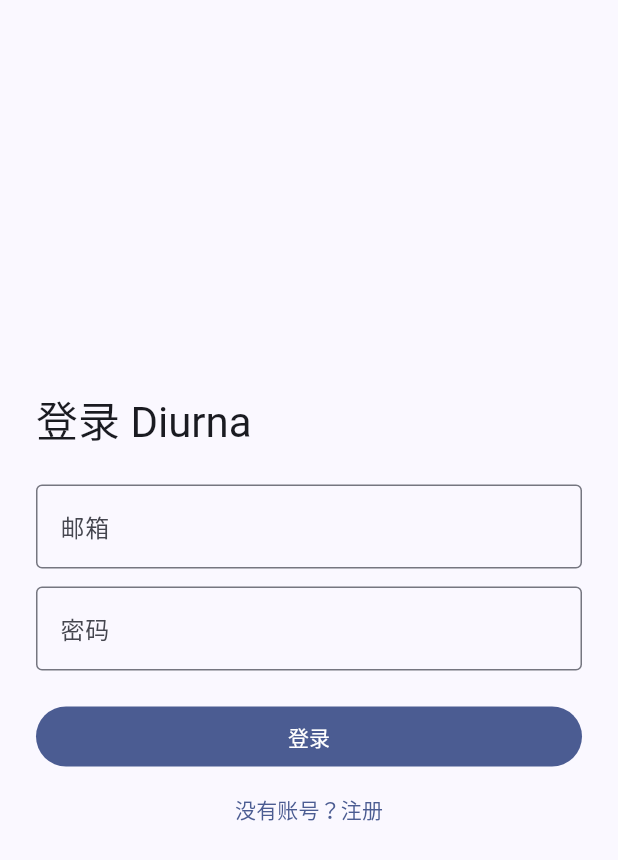
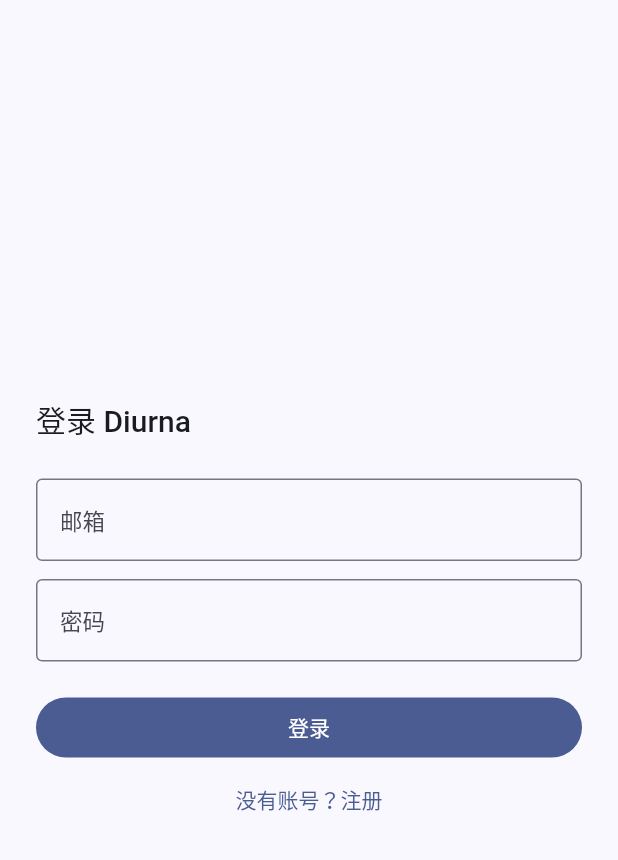
Before and after one commit to Lhai0704/diurna, a Flutter app: the screen it shows after launch, on a phone screen of 412 x 824 dp. Shown: the top 860 px of the screen. Run offline on Flutter 3.47's test engine with Material 3 defaults, Android fonts, the phone set to English and light mode, and no system bars; our stand-ins replace flutter_dotenv, flutter_riverpod, go_router, supabase_flutter; accounts and stored records are empty; Roboto replaces fonts that are missing (Microsoft YaHei UI).

Commit message:
Improve theme typography and calendar UX on Windows home
Prefer CJK-friendly fonts and a two-weight type scale, center the month calendar on today, and polish task labels/styles.

```diff
--- a/lib/app/theme.dart
+++ b/lib/app/theme.dart
@@ -1,19 +1,85 @@
 import 'package:flutter/material.dart';
 
+/// Shared type scale for the whole app.
+///
+/// Chinese UI fonts often only ship Regular/Bold, so mixed Material weights
+/// (w400/w500/w700) look uneven. Keep hierarchy by size and color, with at
+/// most two weights: regular for body, medium for titles.
 ThemeData buildAppTheme() {
   final colorScheme = ColorScheme.fromSeed(
     seedColor: const Color(0xFF2563EB),
     brightness: Brightness.light,
   );
 
+  // Prefer clear CJK system fonts on Windows, then common cross-platform fallbacks.
+  const fontFamily = 'Microsoft YaHei UI';
+  const fontFamilyFallback = <String>[
+    'Microsoft YaHei',
+    'Noto Sans SC',
+    'PingFang SC',
+    'Segoe UI',
+    'sans-serif',
+  ];
+
+  TextStyle style(
+    double size, {
+    FontWeight weight = FontWeight.w400,
+    double height = 1.45,
+    Color? color,
+  }) {
+    return TextStyle(
+      fontFamily: fontFamily,
+      fontFamilyFallback: fontFamilyFallback,
+      fontSize: size,
+      fontWeight: weight,
+      height: height,
+      color: color,
+      letterSpacing: 0,
+    );
+  }
+
+  final onSurface = colorScheme.onSurface;
+  final onSurfaceVariant = colorScheme.onSurfaceVariant;
+
+  final textTheme = TextTheme(
+    displayLarge: style(28, weight: FontWeight.w500, height: 1.3, color: onSurface),
+    displayMedium: style(24, weight: FontWeight.w500, height: 1.3, color: onSurface),
+    displaySmall: style(22, weight: FontWeight.w500, height: 1.3, color: onSurface),
+    headlineLarge: style(22, weight: FontWeight.w500, height: 1.3, color: onSurface),
+    headlineMedium: style(20, weight: FontWeight.w500, height: 1.3, color: onSurface),
+    headlineSmall: style(18, weight: FontWeight.w500, height: 1.35, color: onSurface),
+    titleLarge: style(17, weight: FontWeight.w500, height: 1.35, color: onSurface),
+    titleMedium: style(15, weight: FontWeight.w500, height: 1.35, color: onSurface),
+    titleSmall: style(14, weight: FontWeight.w500, height: 1.35, color: onSurface),
+    bodyLarge: style(15, height: 1.55, color: onSurface),
+    bodyMedium: style(14, height: 1.5, color: onSurface),
+    bodySmall: style(12, height: 1.45, color: onSurfaceVariant),
+    labelLarge: style(14, weight: FontWeight.w500, height: 1.35, color: onSurface),
+    labelMedium: style(12, height: 1.35, color: onSurfaceVariant),
+    labelSmall: style(11, height: 1.3, color: onSurfaceVariant),
+  );
+
   return ThemeData(
     colorScheme: colorScheme,
     useMaterial3: true,
+    fontFamily: fontFamily,
+    fontFamilyFallback: fontFamilyFallback,
+    textTheme: textTheme,
+    primaryTextTheme: textTheme,
+    visualDensity: VisualDensity.standard,
     inputDecorationTheme: const InputDecorationTheme(
       border: OutlineInputBorder(),
     ),
     cardTheme: const CardThemeData(
       margin: EdgeInsets.symmetric(horizontal: 16, vertical: 6),
     ),
+    appBarTheme: AppBarTheme(
+      titleTextStyle: textTheme.titleLarge,
+      toolbarTextStyle: textTheme.bodyMedium,
+    ),
+    listTileTheme: ListTileThemeData(
+      titleTextStyle: textTheme.bodyLarge,
+      subtitleTextStyle: textTheme.bodySmall,
+    ),
   );
 }
--- a/lib/features/tasks/presentation/task_list_page.dart
+++ b/lib/features/tasks/presentation/task_list_page.dart
@@ -91,7 +91,10 @@
         title: Text(
           task.title,
           style: task.isCompleted
-              ? const TextStyle(decoration: TextDecoration.lineThrough)
+              ? Theme.of(context).textTheme.bodyLarge?.copyWith(
+                  decoration: TextDecoration.lineThrough,
+                  color: Theme.of(context).colorScheme.onSurfaceVariant,
+                )
               : null,
         ),
         subtitle: Text(subtitleParts.join(' · ')),
```
Also changed, not shown: lib/features/home/presentation/windows_home_page.dart (+64 -29 lines).
